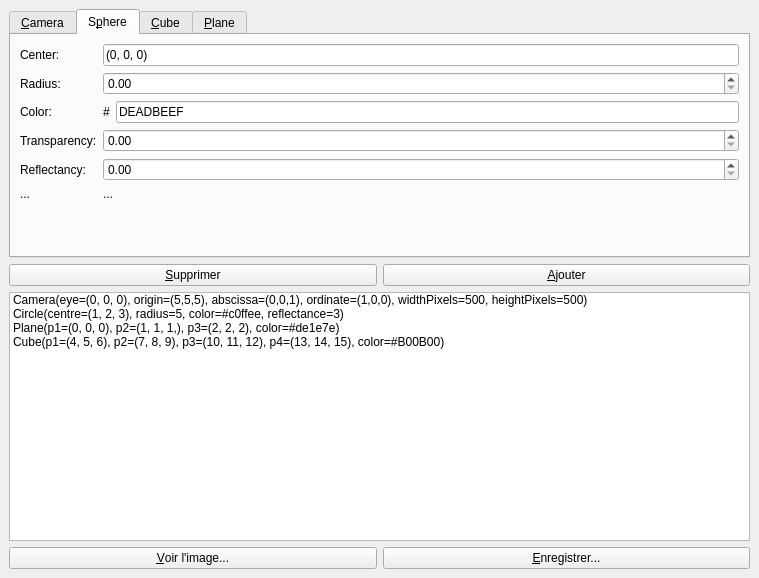
The window that gui.ui (dataronio/raytracer) describes before a commit, drawn with Qt 5.
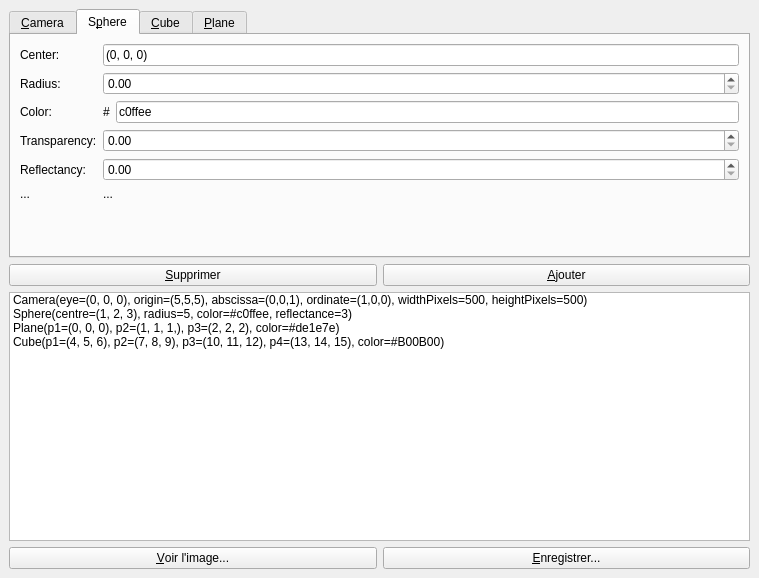
The same window after the commit.

Patch:
```diff
--- a/gui.ui
+++ b/gui.ui
@@ -76,7 +76,7 @@
           <item>
            <widget class="QLineEdit" name="lineEdit_2">
             <property name="text">
-             <string>DEADBEEF</string>
+             <string>c0ffee</string>
             </property>
            </widget>
           </item>
@@ -157,7 +157,7 @@
       </item>
       <item>
        <property name="text">
-        <string>Circle(centre=(1, 2, 3), radius=5, color=#c0ffee, reflectance=3)</string>
+        <string>Sphere(centre=(1, 2, 3), radius=5, color=#c0ffee, reflectance=3)</string>
        </property>
       </item>
       <item>
```
